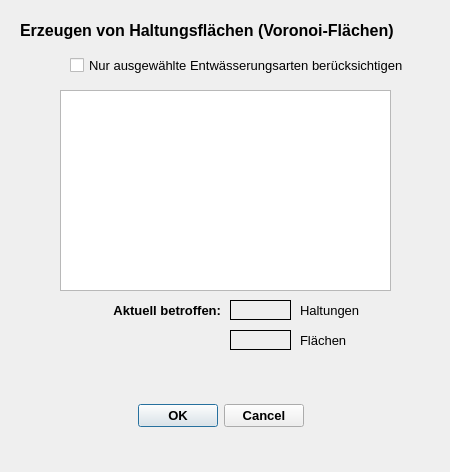
hoettges/QKan, file qkan/surfaceTools/res/voronoiTool.ui: the form before one commit.
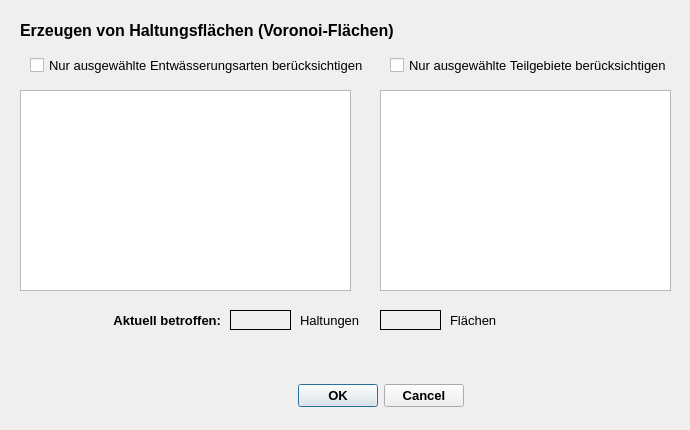
The form after the commit.

```diff
--- a/qkan/surfaceTools/res/voronoiTool.ui
+++ b/qkan/surfaceTools/res/voronoiTool.ui
@@ -6,14 +6,14 @@
    <rect>
     <x>0</x>
     <y>0</y>
-    <width>450</width>
-    <height>472</height>
+    <width>690</width>
+    <height>430</height>
    </rect>
   </property>
   <property name="minimumSize">
    <size>
-    <width>450</width>
-    <height>400</height>
+    <width>690</width>
+    <height>430</height>
    </size>
   </property>
   <property name="windowTitle">
@@ -22,8 +22,8 @@
   <widget class="QDialogButtonBox" name="button_box">
    <property name="geometry">
     <rect>
-     <x>80</x>
-     <y>400</y>
+     <x>240</x>
+     <y>380</y>
      <width>281</width>
      <height>32</height>
     </rect>
@@ -80,7 +80,7 @@
    <property name="geometry">
     <rect>
      <x>230</x>
-     <y>300</y>
+     <y>310</y>
      <width>61</width>
      <height>20</height>
     </rect>
@@ -112,7 +112,7 @@
   <widget class="QListWidget" name="lw_hal_entw">
    <property name="geometry">
     <rect>
-     <x>60</x>
+     <x>20</x>
      <y>90</y>
      <width>331</width>
      <height>201</height>
@@ -140,7 +140,7 @@
    <property name="geometry">
     <rect>
      <x>300</x>
-     <y>300</y>
+     <y>310</y>
      <width>81</width>
      <height>20</height>
     </rect>
@@ -169,7 +169,7 @@
   <widget class="QCheckBox" name="cb_selHalActive">
    <property name="geometry">
     <rect>
-     <x>70</x>
+     <x>30</x>
      <y>50</y>
      <width>370</width>
      <height>31</height>
@@ -197,7 +197,7 @@
    <property name="geometry">
     <rect>
      <x>50</x>
-     <y>300</y>
+     <y>310</y>
      <width>171</width>
      <height>20</height>
     </rect>
@@ -226,8 +226,8 @@
   <widget class="QLabel" name="lf_anzahl_flaechen">
    <property name="geometry">
     <rect>
-     <x>230</x>
-     <y>330</y>
+     <x>380</x>
+     <y>310</y>
      <width>61</width>
      <height>20</height>
     </rect>
@@ -259,8 +259,8 @@
   <widget class="QLabel" name="label_4">
    <property name="geometry">
     <rect>
-     <x>300</x>
-     <y>330</y>
+     <x>450</x>
+     <y>310</y>
      <width>81</width>
      <height>20</height>
     </rect>
@@ -289,10 +289,10 @@
   <widget class="QLabel" name="lf_warning">
    <property name="geometry">
     <rect>
-     <x>60</x>
-     <y>360</y>
-     <width>371</width>
-     <height>41</height>
+     <x>100</x>
+     <y>350</y>
+     <width>561</width>
+     <height>21</height>
     </rect>
    </property>
    <property name="font">
@@ -322,6 +322,60 @@
     <bool>true</bool>
    </property>
   </widget>
+  <widget class="QCheckBox" name="cb_selTgbActive">
+   <property name="geometry">
+    <rect>
+     <x>390</x>
+     <y>50</y>
+     <width>301</width>
+     <height>31</height>
+    </rect>
+   </property>
+   <property name="font">
+    <font>
+     <family>Tahoma</family>
+     <pointsize>10</pointsize>
+     <weight>50</weight>
+     <bold>false</bold>
+    </font>
+   </property>
+   <property name="toolTip">
+    <string>&lt;html&gt;&lt;head/&gt;&lt;body&gt;&lt;p&gt;Aktiviert Auswahl. Wenn deaktiviert, werden alle Teilgebiete berücksichtigt&lt;/p&gt;&lt;/body&gt;&lt;/html&gt;</string>
+   </property>
+   <property name="statusTip">
+    <string>Aktiviert Auswahl. Wenn deaktiviert, werden alle Teilgebiete berücksichtigt</string>
+   </property>
+   <property name="text">
+    <string>Nur ausgewählte Teilgebiete berücksichtigen</string>
+   </property>
+  </widget>
+  <widget class="QListWidget" name="lw_teilgebiete">
+   <property name="geometry">
+    <rect>
+     <x>380</x>
+     <y>90</y>
+     <width>291</width>
+     <height>201</height>
+    </rect>
+   </property>
+   <property name="font">
+    <font>
+     <family>Tahoma</family>
+     <pointsize>10</pointsize>
+     <weight>50</weight>
+     <bold>false</bold>
+    </font>
+   </property>
+   <property name="toolTip">
+    <string extracomment="Auswahl der zu bearbeitenden Teilgebiete. Alle auswählen mit [Strg]+A">&lt;html&gt;&lt;head/&gt;&lt;body&gt;&lt;p&gt;Liste der Teilgebiete. Strg + Klick ändert Auswahlstatus, Shift + Klick erweitert Auswahlbereich&lt;/p&gt;&lt;/body&gt;&lt;/html&gt;</string>
+   </property>
+   <property name="statusTip">
+    <string extracomment="Auswahl der zu bearbeitenden Teilgebiete. Alle auswählen mit [Strg]+A">Liste der Teilgebiete. Strg + Klick ändert Auswahlstatus, Shift + Klick erweitert Auswahlbereich</string>
+   </property>
+   <property name="selectionMode">
+    <enum>QAbstractItemView::ExtendedSelection</enum>
+   </property>
+  </widget>
  </widget>
  <resources/>
  <connections>
```
Left out of the diff: 2 changed lines with no effect on the pictures.
